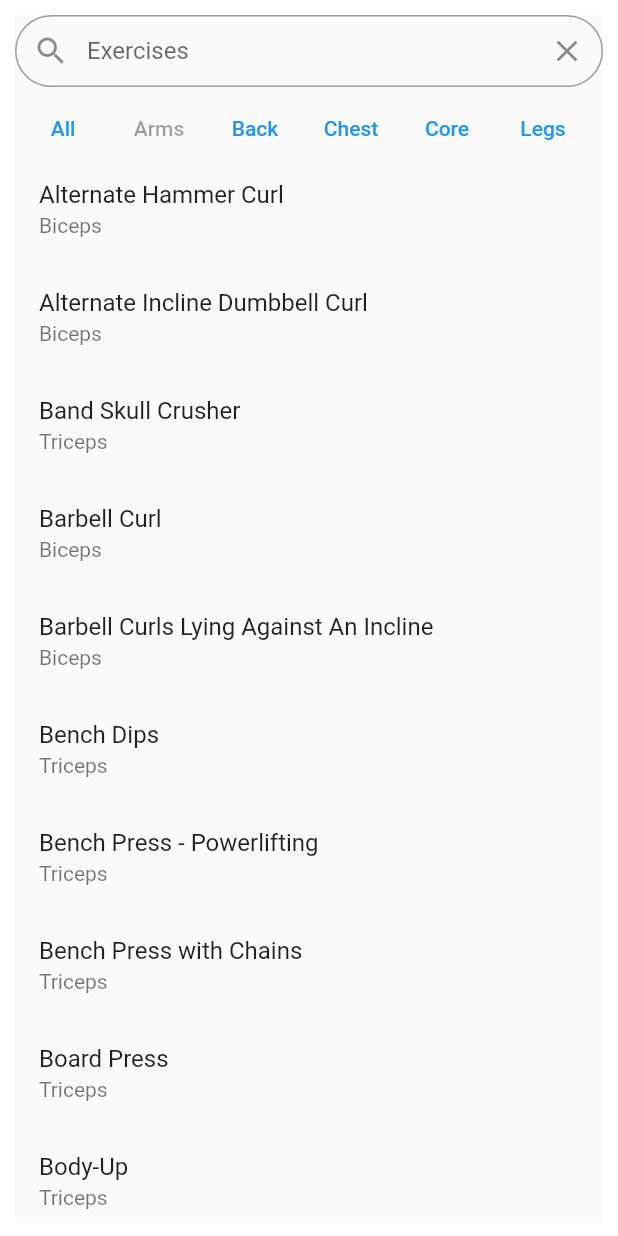
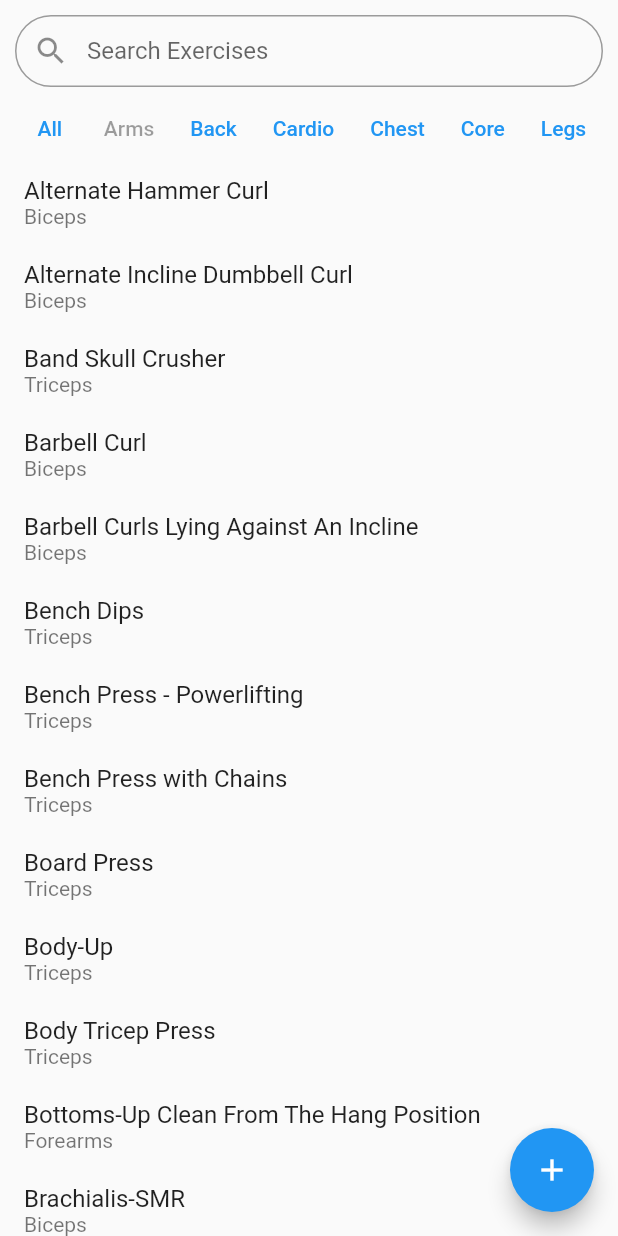
Before and after one commit to Maccas21/flutter_gym_app, a Flutter app: the ExerciseListPage screen opened directly, after a tap on "Arms", on a phone screen of 412 x 824 dp. Run offline on Flutter 3.47's test engine with Material 2 defaults, Android fonts, the phone set to English and light mode, and no system bars.

Commit message:
added cardio to filter list and fixed filter buttons and cleanup

```diff
--- a/lib/Model/exercises.dart
+++ b/lib/Model/exercises.dart
@@ -1,6 +1,7 @@
 class Exercise {
   String name;
   String force;
+  String category;
   bool defaultExercise;
   List<String> primaryMuscles;
   List<String> secondaryMuscles;
@@ -9,6 +10,7 @@ class Exercise {
   Exercise({
     required this.name,
     required this.force,
+    required this.category,
     required this.primaryMuscles,
     required this.secondaryMuscles,
     required this.instructions,
@@ -52,7 +54,7 @@ const muscleCategory = {
     'shoulders',
     'traps',
   ],
-  //'Cardio': [],
+  'Cardio': [],
   'Chest': [
     'chest',
   ],
--- a/lib/Pages/exercise_list_page.dart
+++ b/lib/Pages/exercise_list_page.dart
@@ -31,6 +31,7 @@ class _ExerciseListPageState extends State<ExerciseListPage> {
     'All': true,
     'Arms': false,
     'Back': false,
+    'Cardio': false,
     'Chest': false,
     'Core': false,
     'Legs': false,
@@ -61,6 +62,7 @@ class _ExerciseListPageState extends State<ExerciseListPage> {
         defaultExercises.add(Exercise(
           name: exercise['name'],
           force: exercise['force'] ?? '',
+          category: exercise['category'],
           primaryMuscles: List<String>.from(exercise['primaryMuscles']),
           secondaryMuscles:
               List<String>.from(exercise['secondaryMuscles'] ?? []),
@@ -121,6 +123,11 @@ class _ExerciseListPageState extends State<ExerciseListPage> {
     return query == 'All'
         ? defaultExercises
         : source.where((exercise) {
+            // check for cardio group
+            if (query == 'Cardio' &&
+                exercise.category.toLowerCase() == 'cardio') {
+              return true;
+            }
             // check filter group
             for (var muscle in muscleCategory[query]!) {
               var exerciseMuscle = exercise.primaryMuscles.first.toLowerCase();
@@ -168,47 +175,53 @@ class _ExerciseListPageState extends State<ExerciseListPage> {
 
   @override
   Widget build(BuildContext context) {
-    return Container(
-      margin: const EdgeInsets.all(10),
-      child: Scaffold(
-        body: Center(
-          child: Column(
+    return Scaffold(
+      floatingActionButton: FloatingActionButton(
+        onPressed: () {},
+        child: const Icon(Icons.add),
+      ),
+      body: Column(
         children: [
-              TextField(
+          Padding(
+            padding: const EdgeInsets.fromLTRB(10, 10, 10, 10),
+            child: TextField(
               controller: searchBarController,
               decoration: InputDecoration(
                 prefixIcon: const Icon(Icons.search),
-                  suffixIcon: IconButton(
+                suffixIcon: searchBarController.text == ''
+                    ? null
+                    : IconButton(
                         splashRadius: 20,
                         icon: const Icon(Icons.clear),
                         onPressed: clearSearchBar,
                       ),
-                  hintText: 'Exercises',
+                hintText: 'Search Exercises',
                 contentPadding: const EdgeInsets.symmetric(vertical: 10),
                 border: OutlineInputBorder(
                   borderRadius: BorderRadius.circular(25),
-                    borderSide:
-                        BorderSide(color: Theme.of(context).primaryColor),
+                  borderSide: BorderSide(color: Theme.of(context).primaryColor),
                 ),
               ),
               onChanged: searchExercises,
             ),
-              Container(
-                margin: const EdgeInsets.fromLTRB(0, 10, 0, 0),
+          ),
+          SizedBox(
             height: 35,
             child: ListView.builder(
+              shrinkWrap: true,
               scrollDirection: Axis.horizontal,
               itemCount: muscleCategory.length,
               itemBuilder: (context, index) {
                 return TextButton(
-                      onPressed:
-                          activeFilter[muscleCategory.keys.elementAt(index)] ==
-                                  true
+                  onPressed: activeFilter.values.elementAt(index) == true
                       ? null
                       : () {
-                                  filterExercises(
-                                      muscleCategory.keys.elementAt(index));
+                          filterExercises(muscleCategory.keys.elementAt(index));
                         },
+                  style: TextButton.styleFrom(
+                    padding: const EdgeInsets.only(left: 12, right: 12),
+                    minimumSize: Size.zero,
+                  ),
                   child: Text(muscleCategory.keys.elementAt(index)),
                 );
               },
@@ -234,8 +247,10 @@ class _ExerciseListPageState extends State<ExerciseListPage> {
                                 .first
                                 .toTitleCase(),
                           ),
+                          visualDensity: const VisualDensity(vertical: -4),
                         );
-                            }),
+                      },
+                    ),
                   );
                 }
                 // if it is still loading
@@ -249,8 +264,6 @@ class _ExerciseListPageState extends State<ExerciseListPage> {
           ),
         ],
       ),
-        ),
-      ),
     );
   }
 }
```
Also changed, not shown: assets/exercises.json. Lines whose indentation alone changed are shown as unchanged.
